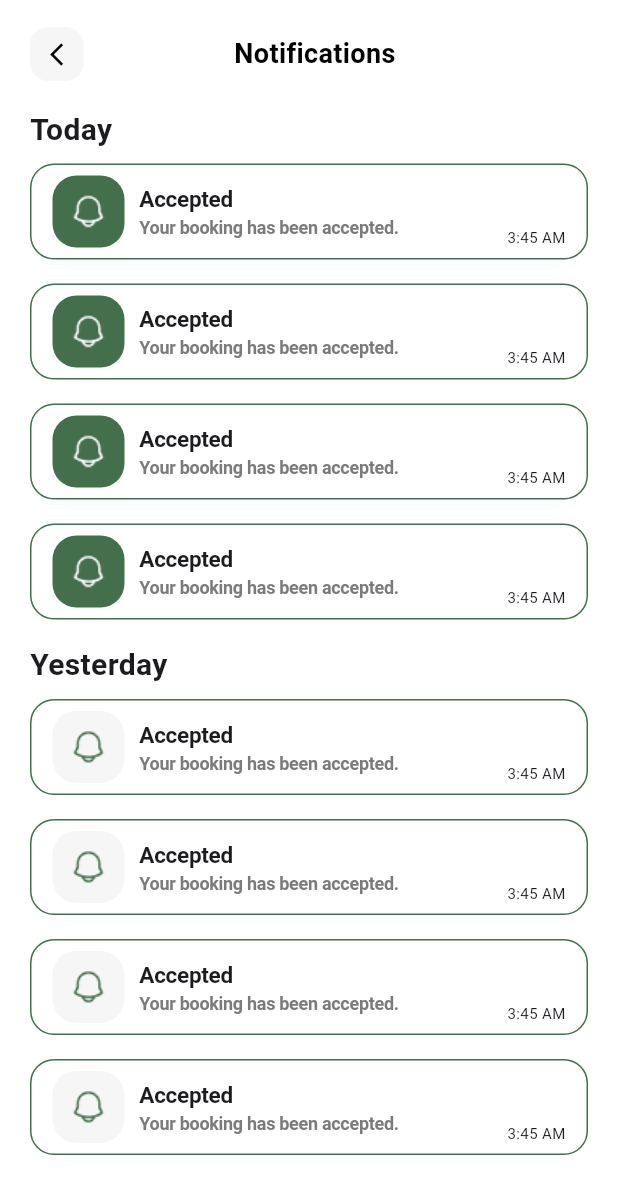
After one commit to FarhaAhmed21/Decora, a Flutter app: the NotificationsScreen screen opened directly, on a phone screen of 412 x 824 dp. The commit adds this screen. Shown: the top 1194 px of the screen. Run offline on Flutter 3.47's test engine with Material 3 defaults, Android fonts, the phone set to English and light mode, and no system bars; our stand-ins replace flutter_bloc, lottie; Roboto replaces fonts that are missing (Montserratt).

Commit message:
Notifications Screen UI #1

```diff
--- /dev/null
+++ b/lib/src/features/notifications/screens/notifications_screen.dart
@@ -0,0 +1,47 @@
+import 'package:decora/src/features/notifications/widgets/notifications_container.dart';
+import 'package:decora/src/shared/components/appbar.dart';
+import 'package:flutter/material.dart';
+
+class NotificationsScreen extends StatelessWidget {
+  const NotificationsScreen({super.key});
+
+  @override
+  Widget build(BuildContext context) {
+    return Scaffold(
+      appBar: const PreferredSize(
+        preferredSize: Size.fromHeight(72),
+        child: CustomAppBar(title: 'Notifications'),
+      ),
+      body: Padding(
+        padding: const EdgeInsets.symmetric(horizontal: 20),
+        child: Column(
+          crossAxisAlignment: CrossAxisAlignment.start,
+          children: [
+            const Text(
+              "Today",
+              style: TextStyle(fontSize: 20, fontWeight: FontWeight.bold),
+            ),
+            for (int i = 0; i < 4; i++)
+              NoificationsContainer(
+                title: "Accepted",
+                message: "Your booking has been accepted.",
+                time: "3:45 AM",
+              ),
+            const SizedBox(height: 8),
+            const Text(
+              "Yesterday",
+              style: TextStyle(fontSize: 20, fontWeight: FontWeight.bold),
+            ),
+            for (int i = 0; i < 4; i++)
+              NoificationsContainer(
+                title: "Accepted",
+                message: "Your booking has been accepted.",
+                time: "3:45 AM",
+                icon: 1,
+              ),
+          ],
+        ),
+      ),
+    );
+  }
+}
--- /dev/null
+++ b/lib/src/features/notifications/widgets/notifications_container.dart
@@ -0,0 +1,89 @@
+import 'package:decora/src/shared/theme/app_colors.dart';
+import 'package:flutter/material.dart';
+
+class NoificationsContainer extends StatelessWidget {
+  final String title;
+  final String message;
+  final String time;
+  final int icon;
+  const NoificationsContainer({
+    super.key,
+    required this.title,
+    required this.message,
+    required this.time,
+    this.icon = 0,
+  });
+
+  @override
+  Widget build(BuildContext context) {
+    return Padding(
+      padding: const EdgeInsets.symmetric(vertical: 8),
+      child: Container(
+        width: double.infinity,
+        padding: const EdgeInsets.symmetric(horizontal: 14, vertical: 7),
+        decoration: BoxDecoration(
+          border: Border.all(
+            color: AppColors.primary,
+            width: 1,
+          ), // CHECK THIS: Looks pixely
+          borderRadius: BorderRadius.circular(16),
+        ),
+        child: IntrinsicHeight(
+          child: Row(
+            crossAxisAlignment: CrossAxisAlignment.center,
+            children: [
+              Container(
+                height: 48,
+                width: 48,
+                alignment: Alignment.center,
+                decoration: BoxDecoration(
+                  color: icon == 0 ? AppColors.primary : AppColors.cardColor,
+                  borderRadius: BorderRadius.circular(16),
+                ),
+                child: Image.asset(
+                  "assets/icons/notification-icon.png",
+                  color: icon == 0 ? Colors.white : AppColors.primary,
+                  fit: BoxFit.contain,
+                ),
+              ),
+
+              const SizedBox(width: 10),
+              Expanded(
+                child: Column(
+                  mainAxisAlignment: MainAxisAlignment.center,
+                  crossAxisAlignment: CrossAxisAlignment.start,
+                  children: [
+                    Text(
+                      title,
+                      style: const TextStyle(
+                        fontWeight: FontWeight.bold,
+                        fontSize:
+                            15, // CHECK THIS: Check the font with the device
+                        letterSpacing: -0.2,
+                      ),
+                    ),
+                    Text(
+                      message,
+                      style: const TextStyle(
+                        fontWeight: FontWeight.w600,
+                        fontSize: 12,
+                        color: AppColors.secondaryText,
+                        letterSpacing: -0.2,
+                      ),
+                    ),
+                  ],
+                ),
+              ),
+              const SizedBox(width: 10),
+
+              Column(
+                mainAxisAlignment: MainAxisAlignment.end,
+                children: [Text(time, style: const TextStyle(fontSize: 10))],
+              ),
+            ],
+          ),
+        ),
+      ),
+    );
+  }
+}
--- a/lib/src/shared/components/appbar.dart
+++ b/lib/src/shared/components/appbar.dart
@@ -1,3 +1,4 @@
+import 'package:decora/src/shared/theme/app_colors.dart';
 import 'package:flutter/material.dart';
 
 class CustomAppBar extends StatelessWidget {
@@ -20,7 +21,7 @@ class CustomAppBar extends StatelessWidget {
               child: Container(
                 padding: const EdgeInsets.all(8.89),
                 decoration: BoxDecoration(
-                  color: Colors.grey.shade200,
+                  color: AppColors.cardColor,
                   borderRadius: BorderRadius.circular(12),
                 ),
                 child: const Icon(
```
